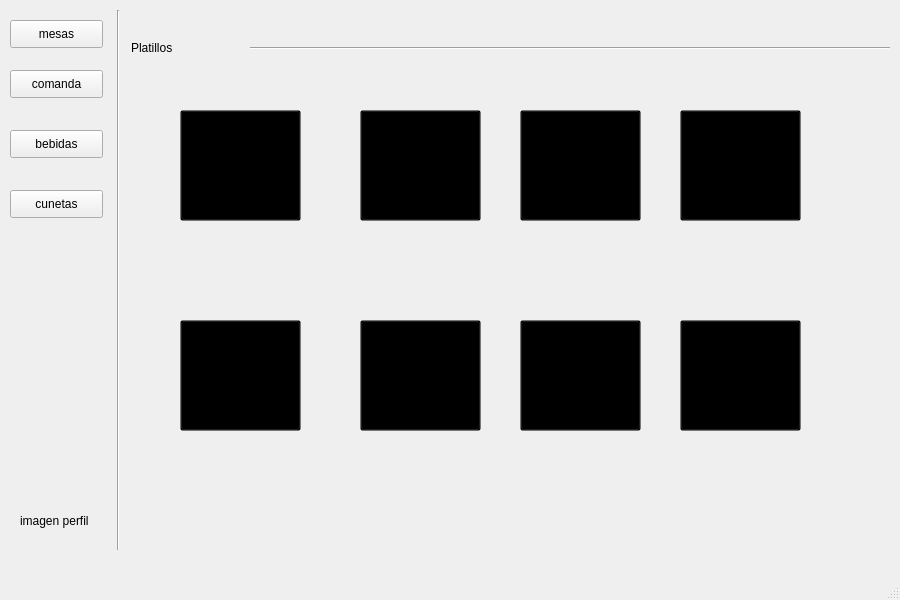
Above: Restaurante/Mesero/principal_mesero.ui from camvaz/restaurante-ihc before the change. Below: the same form after it.
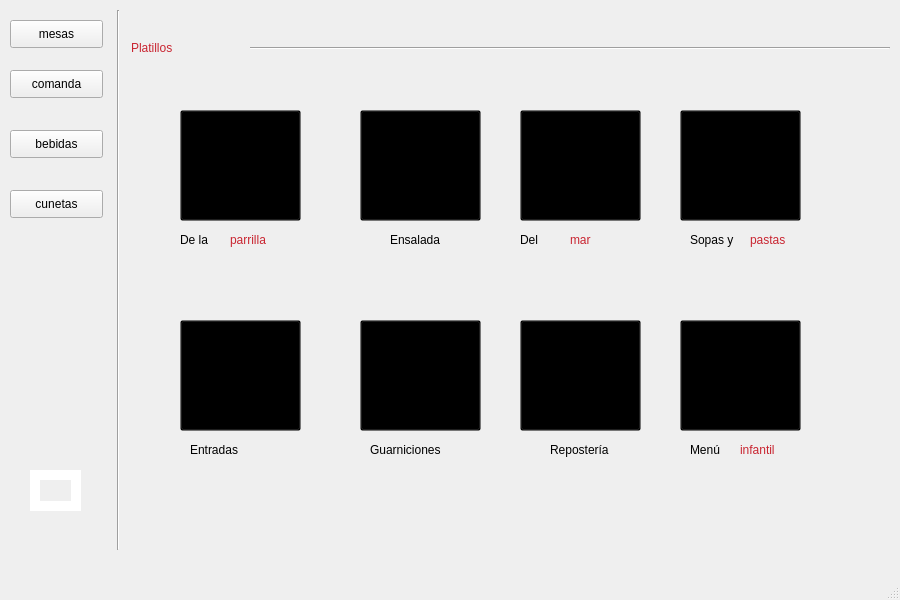
That is the form after the change. The open tabs and pages were chosen to show the change. Icons and pictures are not drawn.

```diff
--- a/Restaurante/Mesero/principal_mesero.ui
+++ b/Restaurante/Mesero/principal_mesero.ui
@@ -81,14 +81,18 @@
    <widget class="QLabel" name="label">
     <property name="geometry">
      <rect>
-      <x>20</x>
-      <y>500</y>
-      <width>91</width>
+      <x>30</x>
+      <y>470</y>
+      <width>51</width>
       <height>41</height>
      </rect>
     </property>
+    <property name="styleSheet">
+     <string notr="true">border: 10px solid  rgb(255, 255, 255);
+border-radius: 2px;</string>
+    </property>
     <property name="text">
-     <string>imagen perfil</string>
+     <string> </string>
     </property>
    </widget>
    <widget class="QStackedWidget" name="stackedWidget">
@@ -189,7 +193,8 @@
        </rect>
       </property>
       <property name="styleSheet">
-       <string notr="true">font: 16pt &quot;MS Shell Dlg 2&quot;;</string>
+       <string notr="true">font: 16pt &quot;MS Shell Dlg 2&quot;;
+color: rgb(201, 37, 49);</string>
       </property>
       <property name="text">
        <string>Platillos</string>
@@ -395,6 +400,202 @@
        </size>
       </property>
      </widget>
+     <widget class="QLabel" name="label_2">
+      <property name="geometry">
+       <rect>
+        <x>50</x>
+        <y>220</y>
+        <width>55</width>
+        <height>20</height>
+       </rect>
+      </property>
+      <property name="styleSheet">
+       <string notr="true">font: 10pt &quot;MS Shell Dlg 2&quot;;</string>
+      </property>
+      <property name="text">
+       <string>De la </string>
+      </property>
+     </widget>
+     <widget class="QLabel" name="label_13">
+      <property name="geometry">
+       <rect>
+        <x>100</x>
+        <y>220</y>
+        <width>55</width>
+        <height>20</height>
+       </rect>
+      </property>
+      <property name="styleSheet">
+       <string notr="true">font: 10pt &quot;MS Shell Dlg 2&quot;;
+color: rgb(201, 37, 49);</string>
+      </property>
+      <property name="text">
+       <string>parrilla</string>
+      </property>
+     </widget>
+     <widget class="QLabel" name="label_14">
+      <property name="geometry">
+       <rect>
+        <x>260</x>
+        <y>220</y>
+        <width>71</width>
+        <height>20</height>
+       </rect>
+      </property>
+      <property name="styleSheet">
+       <string notr="true">font: 10pt &quot;MS Shell Dlg 2&quot;;</string>
+      </property>
+      <property name="text">
+       <string>Ensalada</string>
+      </property>
+     </widget>
+     <widget class="QLabel" name="label_15">
+      <property name="geometry">
+       <rect>
+        <x>60</x>
+        <y>430</y>
+        <width>71</width>
+        <height>20</height>
+       </rect>
+      </property>
+      <property name="styleSheet">
+       <string notr="true">font: 10pt &quot;MS Shell Dlg 2&quot;;</string>
+      </property>
+      <property name="text">
+       <string>Entradas</string>
+      </property>
+     </widget>
+     <widget class="QLabel" name="label_16">
+      <property name="geometry">
+       <rect>
+        <x>390</x>
+        <y>220</y>
+        <width>55</width>
+        <height>20</height>
+       </rect>
+      </property>
+      <property name="styleSheet">
+       <string notr="true">font: 10pt &quot;MS Shell Dlg 2&quot;;</string>
+      </property>
+      <property name="text">
+       <string>Del </string>
+      </property>
+     </widget>
+     <widget class="QLabel" name="label_17">
+      <property name="geometry">
+       <rect>
+        <x>440</x>
+        <y>220</y>
+        <width>55</width>
+        <height>20</height>
+       </rect>
+      </property>
+      <property name="styleSheet">
+       <string notr="true">font: 10pt &quot;MS Shell Dlg 2&quot;;
+color: rgb(201, 37, 49);</string>
+      </property>
+      <property name="text">
+       <string>mar</string>
+      </property>
+     </widget>
+     <widget class="QLabel" name="label_18">
+      <property name="geometry">
+       <rect>
+        <x>560</x>
+        <y>220</y>
+        <width>60</width>
+        <height>20</height>
+       </rect>
+      </property>
+      <property name="styleSheet">
+       <string notr="true">font: 10pt &quot;MS Shell Dlg 2&quot;;</string>
+      </property>
+      <property name="text">
+       <string>Sopas y</string>
+      </property>
+     </widget>
+     <widget class="QLabel" name="label_19">
+      <property name="geometry">
+       <rect>
+        <x>620</x>
+        <y>220</y>
+        <width>55</width>
+        <height>20</height>
+       </rect>
+      </property>
+      <property name="styleSheet">
+       <string notr="true">font: 10pt &quot;MS Shell Dlg 2&quot;;
+color: rgb(201, 37, 49);</string>
+      </property>
+      <property name="text">
+       <string>pastas</string>
+      </property>
+     </widget>
+     <widget class="QLabel" name="label_20">
+      <property name="geometry">
+       <rect>
+        <x>560</x>
+        <y>430</y>
+        <width>55</width>
+        <height>20</height>
+       </rect>
+      </property>
+      <property name="styleSheet">
+       <string notr="true">font: 10pt &quot;MS Shell Dlg 2&quot;;</string>
+      </property>
+      <property name="text">
+       <string>Menú</string>
+      </property>
+     </widget>
+     <widget class="QLabel" name="label_21">
+      <property name="geometry">
+       <rect>
+        <x>610</x>
+        <y>430</y>
+        <width>55</width>
+        <height>20</height>
+       </rect>
+      </property>
+      <property name="styleSheet">
+       <string notr="true">font: 10pt &quot;MS Shell Dlg 2&quot;;
+color: rgb(201, 37, 49);</string>
+      </property>
+      <property name="text">
+       <string>infantil</string>
+      </property>
+     </widget>
+     <widget class="QLabel" name="label_22">
+      <property name="geometry">
+       <rect>
+        <x>240</x>
+        <y>430</y>
+        <width>100</width>
+        <height>20</height>
+       </rect>
+      </property>
+      <property name="styleSheet">
+       <string notr="true">font: 10pt &quot;MS Shell Dlg 2&quot;;</string>
+      </property>
+      <property name="text">
+       <string>Guarniciones</string>
+      </property>
+     </widget>
+     <widget class="QLabel" name="label_23">
+      <property name="geometry">
+       <rect>
+        <x>420</x>
+        <y>430</y>
+        <width>71</width>
+        <height>20</height>
+       </rect>
+      </property>
+      <property name="styleSheet">
+       <string notr="true">font: 10pt &quot;MS Shell Dlg 2&quot;;</string>
+      </property>
+      <property name="text">
+       <string>Repostería</string>
+      </property>
+     </widget>
     </widget>
     <widget class="QWidget" name="page_3">
      <widget class="Line" name="line_4">
```
Left out of the diff: 60 changed lines with no effect on the pictures.
